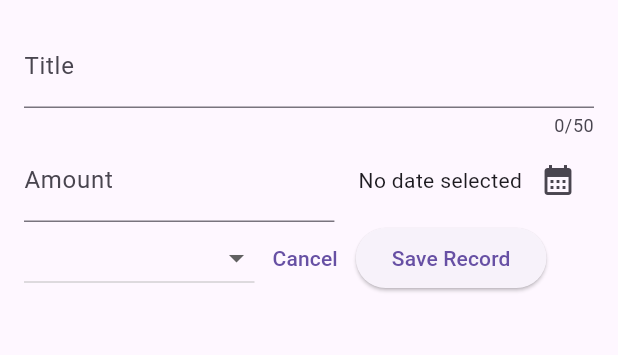
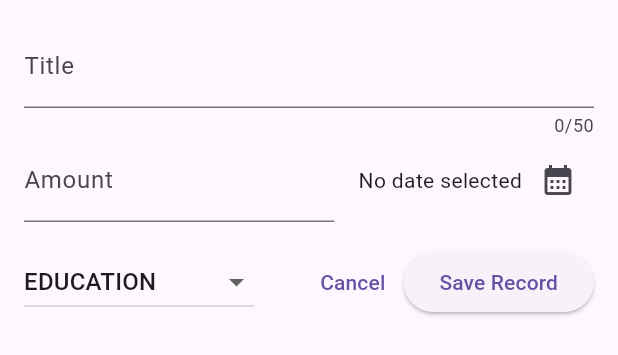
Before and after one commit to seamoonpandey/budget-tracker, a Flutter app: the NewExpense widget shown alone on an empty page, opened directly, on a phone screen of 412 x 824 dp. Shown: the top 355 px of the screen. Run offline on Flutter 3.47's test engine with Material 2 defaults, Android fonts, the phone set to English and light mode, and no system bars.

Commit message:
complete the dropdown for category

```diff
--- a/lib/widgets/new_expense.dart
+++ b/lib/widgets/new_expense.dart
@@ -1,5 +1,3 @@
-import 'dart:html';
-
 import 'package:budget_tracker/models/expense.dart';
 import 'package:flutter/material.dart';
 import 'package:intl/intl.dart';
@@ -20,6 +18,7 @@ class _NewExpenseState extends State<NewExpense> {
   final _amountController = TextEditingController();
 
   DateTime? _selectedDate;
+  Category _selectedCategory = Category.education;
 
   void _presentDatePicker() async {
     final now = DateTime.now();
@@ -89,9 +88,13 @@ class _NewExpenseState extends State<NewExpense> {
               )
             ],
           ),
+          const SizedBox(
+            height: 16,
+          ),
           Row(
             children: [
               DropdownButton(
+                value: _selectedCategory,
                 items: Category.values
                     .map(
                       (category) => DropdownMenuItem(
@@ -103,8 +106,15 @@ class _NewExpenseState extends State<NewExpense> {
                     )
                     .toList(),
                 onChanged: (value) {
-                    print(value);
-                  }),
+                  if (value == null) {
+                    return;
+                  }
+                  setState(() {
+                    _selectedCategory = value;
+                  });
+                },
+              ),
+              const Spacer(),
               TextButton(
                 onPressed: () {
                   Navigator.pop(context);
```
Lines whose indentation alone changed are shown as unchanged.
